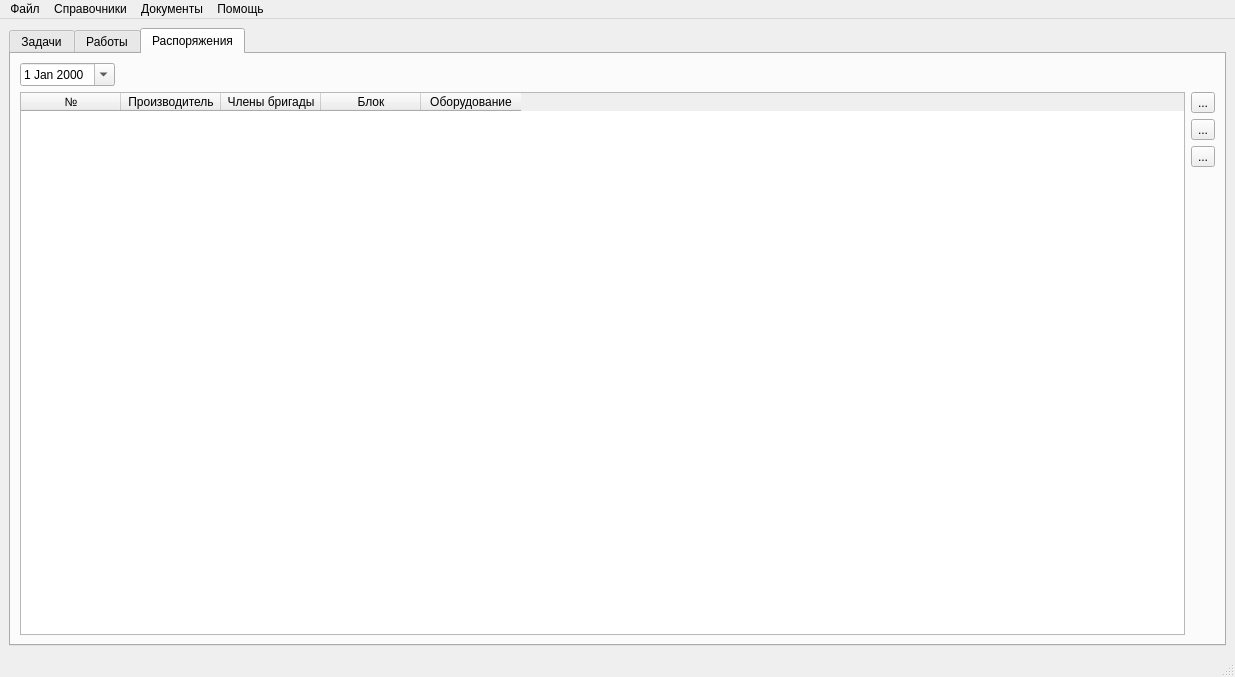
First picture: the form in mainwindow.ui, repository Balyaev-D-A/MFDB, before the edit.
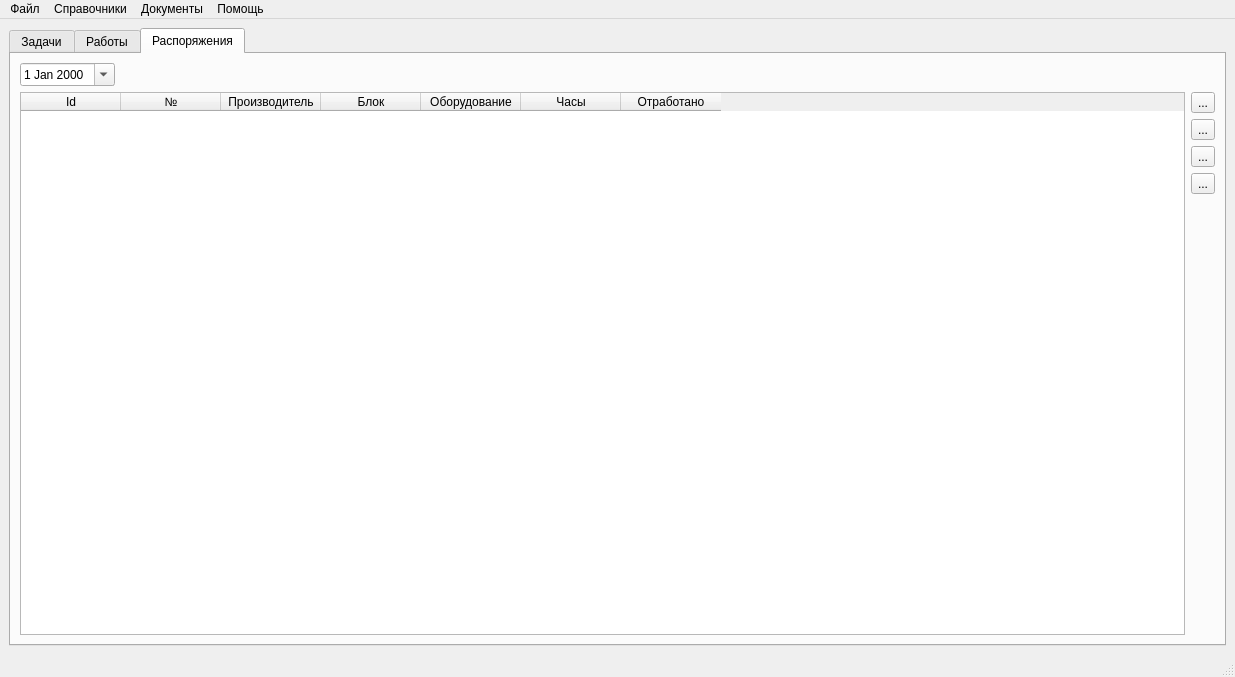
Second picture: the form after the edit. Icons and pictures are not drawn.

What changed in the file:
```diff
--- a/mainwindow.ui
+++ b/mainwindow.ui
@@ -271,6 +271,20 @@
          <layout class="QHBoxLayout" name="horizontalLayout_5">
           <item>
            <widget class="QTableWidget" name="raspTable">
+            <property name="selectionMode">
+             <enum>QAbstractItemView::ExtendedSelection</enum>
+            </property>
+            <property name="selectionBehavior">
+             <enum>QAbstractItemView::SelectRows</enum>
+            </property>
+            <property name="sortingEnabled">
+             <bool>true</bool>
+            </property>
+            <column>
+             <property name="text">
+              <string>Id</string>
+             </property>
+            </column>
             <column>
              <property name="text">
               <string>№</string>
@@ -281,11 +295,6 @@
               <string>Производитель</string>
              </property>
             </column>
-            <column>
-             <property name="text">
-              <string>Члены бригады</string>
-             </property>
-            </column>
             <column>
              <property name="text">
               <string>Блок</string>
@@ -296,6 +305,16 @@
               <string>Оборудование</string>
              </property>
             </column>
+            <column>
+             <property name="text">
+              <string>Часы</string>
+             </property>
+            </column>
+            <column>
+             <property name="text">
+              <string>Отработано</string>
+             </property>
+            </column>
            </widget>
           </item>
           <item>
@@ -347,6 +366,23 @@
               </property>
              </widget>
             </item>
+            <item>
+             <widget class="QToolButton" name="selectAllButton">
+              <property name="text">
+               <string>...</string>
+              </property>
+              <property name="icon">
+               <iconset resource="resource.qrc">
+                <normaloff>:/icons/add.png</normaloff>:/icons/add.png</iconset>
+              </property>
+              <property name="iconSize">
+               <size>
+                <width>32</width>
+                <height>32</height>
+               </size>
+              </property>
+             </widget>
+            </item>
             <item>
              <spacer name="verticalSpacer_2">
               <property name="orientation">
```
Left out of the diff: 4 changed lines with no effect on the pictures.
